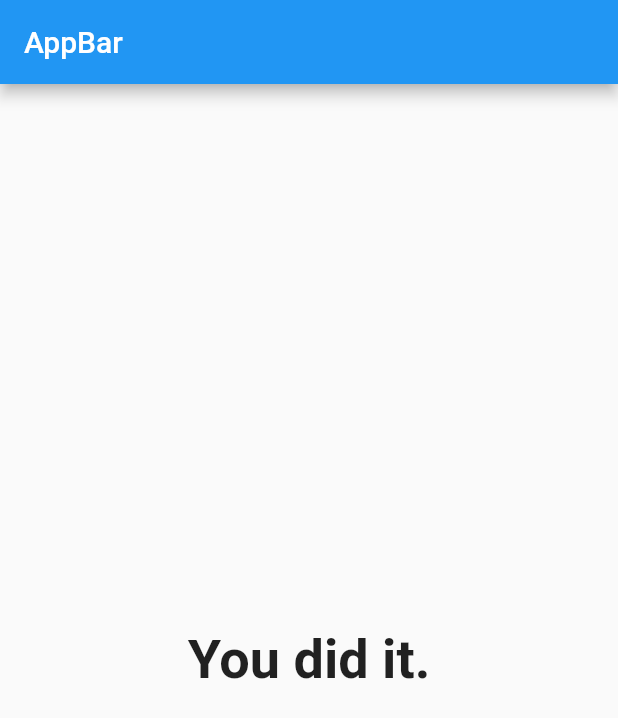
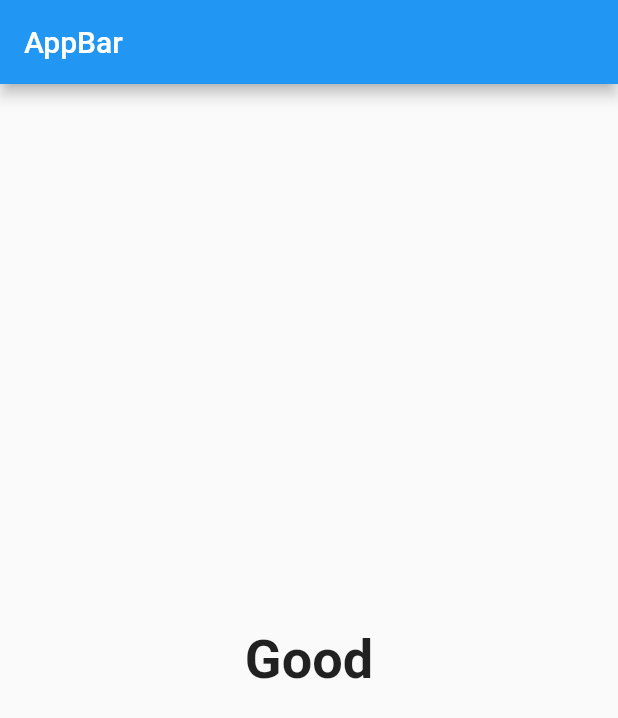
Before and after one commit to manoj1995madushanka/flutter_quizes_app, a Flutter app: the screen it shows after launch, after a tap on "Red", after a tap on "Dog", on a phone screen of 412 x 824 dp. Shown: the top 718 px of the screen. Run offline on Flutter 3.47's test engine with Material 2 defaults, Android fonts, the phone set to English and light mode, and no system bars.

```diff
--- a/lib/result.dart
+++ b/lib/result.dart
@@ -7,12 +7,29 @@ class Result extends StatelessWidget {
 
   const Result(this.resultScore);
 
+  /*
+  * this is not a method
+  * dart inbuilt feature for generate dynamic value
+  * */
+  String get resultPhrase {
+    var resultText = "you did it";
+    if (resultScore > 5) {
+      resultText = "Good";
+    } else if (resultScore > 7) {
+      resultText = "brillient";
+    } else {
+      resultText = "bad";
+    }
+    return resultText;
+  }
+
   @override
   Widget build(BuildContext context) {
-    return const Center(
+    return Center(
       child: Text(
-        "You did it.",
+        resultPhrase,
         style: TextStyle(fontSize: 36, fontWeight: FontWeight.bold),
+        textAlign: TextAlign.center,
       ),
     );
   }
```
